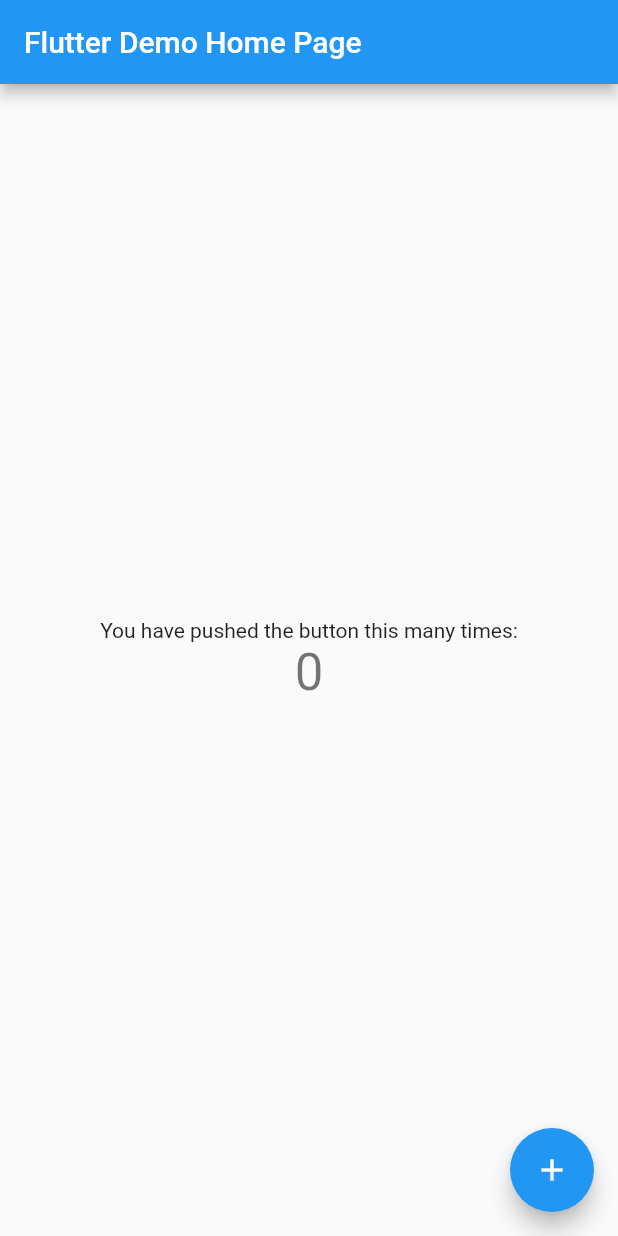
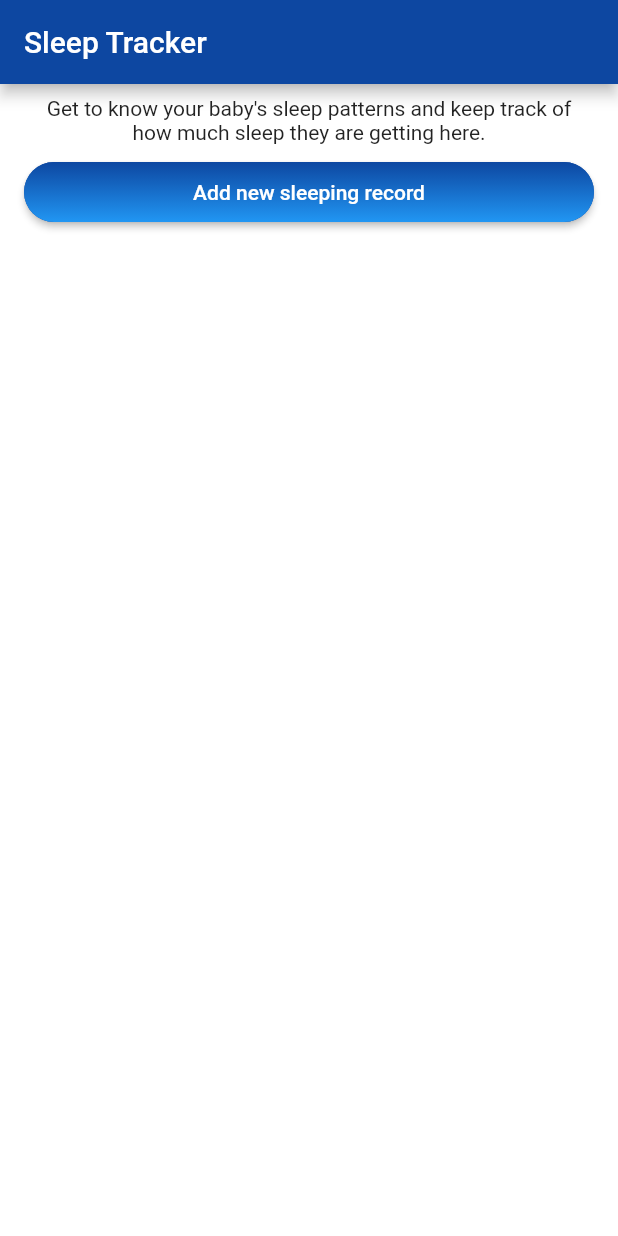
Before and after one commit to jarekb123/flutter_sleep_tracker, a Flutter app: the screen it shows after launch, on a phone screen of 412 x 824 dp. Run offline on Flutter 3.47's test engine with Material 2 defaults, Android fonts, the phone set to English and light mode, and no system bars; our stand-ins replace freezed_annotation; generated files the repository leaves out were written again.

Commit message:
create HomeWidget

```diff
--- /dev/null
+++ b/lib/feature/home/home_widget.dart
@@ -0,0 +1,35 @@
+import 'package:flutter/material.dart';
+import 'package:sleeptracker/shared_widgets/buttons.dart';
+
+class HomeWidget extends StatelessWidget {
+  const HomeWidget({Key key}) : super(key: key);
+
+  @override
+  Widget build(BuildContext context) {
+    return Scaffold(
+      appBar: AppBar(
+        title: const Text('Sleep Tracker'),
+      ),
+      body: Padding(
+        padding: const EdgeInsets.symmetric(horizontal: 16.0),
+        child: Column(
+          children: [
+            const SizedBox(height: 8),
+            const Padding(
+              padding: EdgeInsets.symmetric(horizontal: 8.0),
+              child: Text(
+                'Get to know your baby\'s sleep patterns and keep track of how much sleep they are getting here.',
+                textAlign: TextAlign.center,
+              ),
+            ),
+            const SizedBox(height: 8),
+            PrimaryButton(
+              onPressed: () {},
+              child: const Text('Add new sleeping record'),
+            )
+          ],
+        ),
+      ),
+    );
+  }
+}
--- a/lib/main.dart
+++ b/lib/main.dart
@@ -1,4 +1,6 @@
 import 'package:flutter/material.dart';
+import 'package:sleeptracker/feature/home/home_widget.dart';
+import 'package:sleeptracker/theme.dart';
 
 void main() => runApp(MyApp());
 
@@ -8,104 +10,11 @@
   Widget build(BuildContext context) {
     return MaterialApp(
       title: 'Flutter Demo',
-      theme: ThemeData(
-        // This is the theme of your application.
-        //
-        // Try running your application with "flutter run". You'll see the
-        // application has a blue toolbar. Then, without quitting the app, try
-        // changing the primarySwatch below to Colors.green and then invoke
-        // "hot reload" (press "r" in the console where you ran "flutter run",
-        // or simply save your changes to "hot reload" in a Flutter IDE).
-        // Notice that the counter didn't reset back to zero; the application
-        // is not restarted.
-        primarySwatch: Colors.blue,
-      ),
-      home: MyHomePage(title: 'Flutter Demo Home Page'),
+      theme: ThemeData.light(),
+      builder: (context, widget) {
+        return ThemeProvider(child: widget);
+      },
+      home: const HomeWidget(),
     );
   }
 }
-
-class MyHomePage extends StatefulWidget {
-  MyHomePage({Key key, this.title}) : super(key: key);
-
-  // This widget is the home page of your application. It is stateful, meaning
-  // that it has a State object (defined below) that contains fields that affect
-  // how it looks.
-
-  // This class is the configuration for the state. It holds the values (in this
-  // case the title) provided by the parent (in this case the App widget) and
-  // used by the build method of the State. Fields in a Widget subclass are
-  // always marked "final".
-
-  final String title;
-
-  @override
-  _MyHomePageState createState() => _MyHomePageState();
-}
-
-class _MyHomePageState extends State<MyHomePage> {
-  int _counter = 0;
-
-  void _incrementCounter() {
-    setState(() {
-      // This call to setState tells the Flutter framework that something has
-      // changed in this State, which causes it to rerun the build method below
-      // so that the display can reflect the updated values. If we changed
-      // _counter without calling setState(), then the build method would not be
-      // called again, and so nothing would appear to happen.
-      _counter++;
-    });
-  }
-
-  @override
-  Widget build(BuildContext context) {
-    // This method is rerun every time setState is called, for instance as done
-    // by the _incrementCounter method above.
-    //
-    // The Flutter framework has been optimized to make rerunning build methods
-    // fast, so that you can just rebuild anything that needs updating rather
-    // than having to individually change instances of widgets.
-    return Scaffold(
-      appBar: AppBar(
-        // Here we take the value from the MyHomePage object that was created by
-        // the App.build method, and use it to set our appbar title.
-        title: Text(widget.title),
-      ),
-      body: Center(
-        // Center is a layout widget. It takes a single child and positions it
-        // in the middle of the parent.
-        child: Column(
-          // Column is also a layout widget. It takes a list of children and
-          // arranges them vertically. By default, it sizes itself to fit its
-          // children horizontally, and tries to be as tall as its parent.
-          //
-          // Invoke "debug painting" (press "p" in the console, choose the
-          // "Toggle Debug Paint" action from the Flutter Inspector in Android
-          // Studio, or the "Toggle Debug Paint" command in Visual Studio Code)
-          // to see the wireframe for each widget.
-          //
-          // Column has various properties to control how it sizes itself and
-          // how it positions its children. Here we use mainAxisAlignment to
-          // center the children vertically; the main axis here is the vertical
-          // axis because Columns are vertical (the cross axis would be
-          // horizontal).
-          mainAxisAlignment: MainAxisAlignment.center,
-          children: <Widget>[
-            Text(
-              'You have pushed the button this many times:',
-            ),
-            Text(
-              '$_counter',
-              style: Theme.of(context).textTheme.display1,
-            ),
-          ],
-        ),
-      ),
-      floatingActionButton: FloatingActionButton(
-        onPressed: _incrementCounter,
-        tooltip: 'Increment',
-        child: Icon(Icons.add),
-      ), // This trailing comma makes auto-formatting nicer for build methods.
-    );
-  }
-}
```
